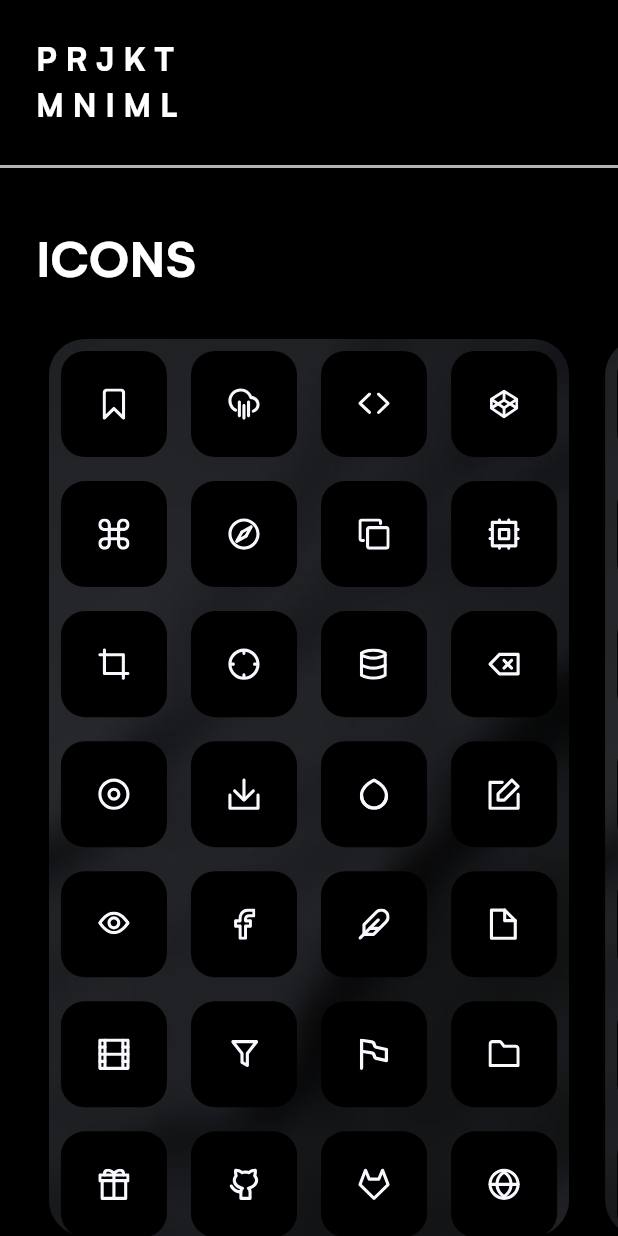
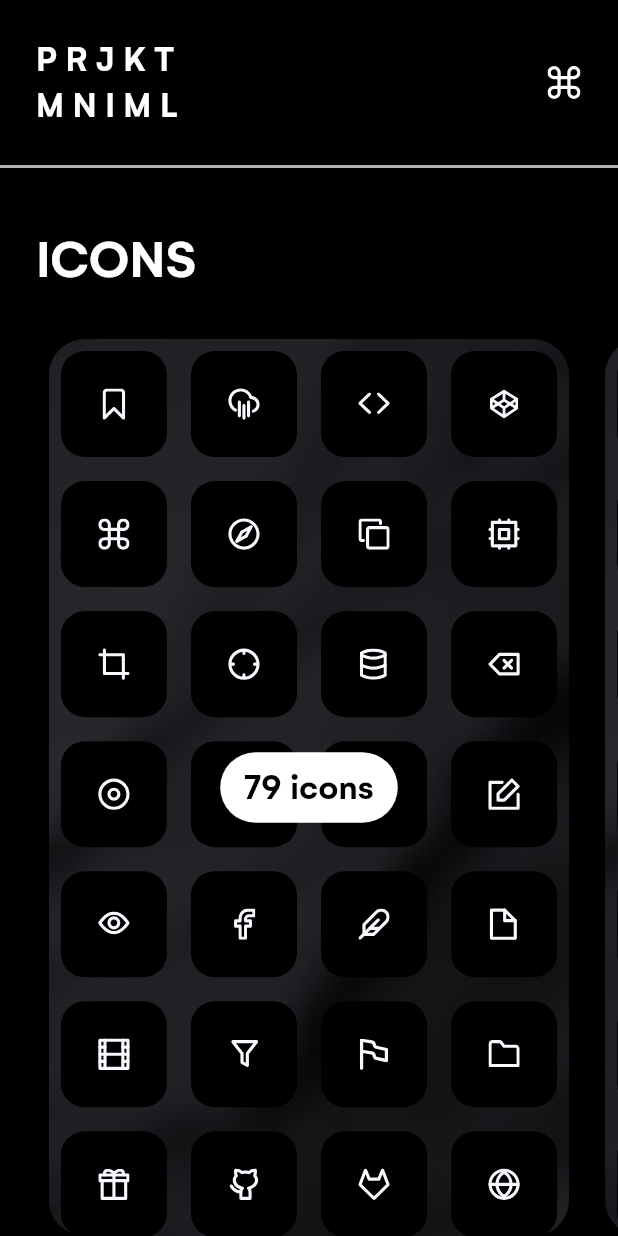
Before and after one commit to oddlyspaced/Flutter-IconMaker, a Flutter app: the screen it shows after launch, on a phone screen of 412 x 824 dp. Run offline on Flutter 3.47's test engine with Material 2 defaults, Android fonts, the phone set to English and light mode, and no system bars; our stand-ins replace flutter_colorpicker, flutter_svg, image_gallery_saver, page_transition.

Commit message:
PagerScreen: Design improvements in icon preview

```diff
--- a/lib/pager.dart
+++ b/lib/pager.dart
@@ -45,12 +45,24 @@ class _PagerState extends State<PagerWidget> {
         child: Column(
           crossAxisAlignment: CrossAxisAlignment.start,
           children: [
+            Row(
+              children: [
                 Padding(
                   padding: const EdgeInsets.all(24.0),
                   child: Text(
                     "P R J K T\nM N I M L",
                     style: ThemeConstants.title,
                   ),
+                ),
+                Spacer(),
+                Padding(
+                  padding: const EdgeInsets.all(24.0),
+                  child: SvgPicture.asset(
+                    "assets/icons/command.svg",
+                    color: Colors.white,
+                  ),
+                )
+              ],
             ),
             Container(
               color: Colors.white70,
@@ -108,7 +120,10 @@ class _PagerState extends State<PagerWidget> {
 class ListPreview extends StatelessWidget {
   @override
   Widget build(BuildContext context) {
-    return Container(
+    return Stack(
+      alignment: Alignment.center,
+      children: [
+        Container(
           decoration: BoxDecoration(
             borderRadius: BorderRadius.all(
               Radius.circular(24),
@@ -142,6 +157,28 @@ class ListPreview extends StatelessWidget {
               );
             }),
           ),
+        ),
+        Container(
+          decoration: BoxDecoration(
+            color: Colors.white,
+            borderRadius: BorderRadius.all(
+              Radius.circular(24),
+            ),
+          ),
+          child: Padding(
+            padding: const EdgeInsets.fromLTRB(
+              16,
+              8,
+              16,
+              8,
+            ),
+            child: Text(
+              images.length.toString() + " icons",
+              style: ThemeConstants.title.copyWith(color: Colors.black),
+            ),
+          ),
+        ),
+      ],
     );
   }
 }
```
Lines whose indentation alone changed are shown as unchanged.
